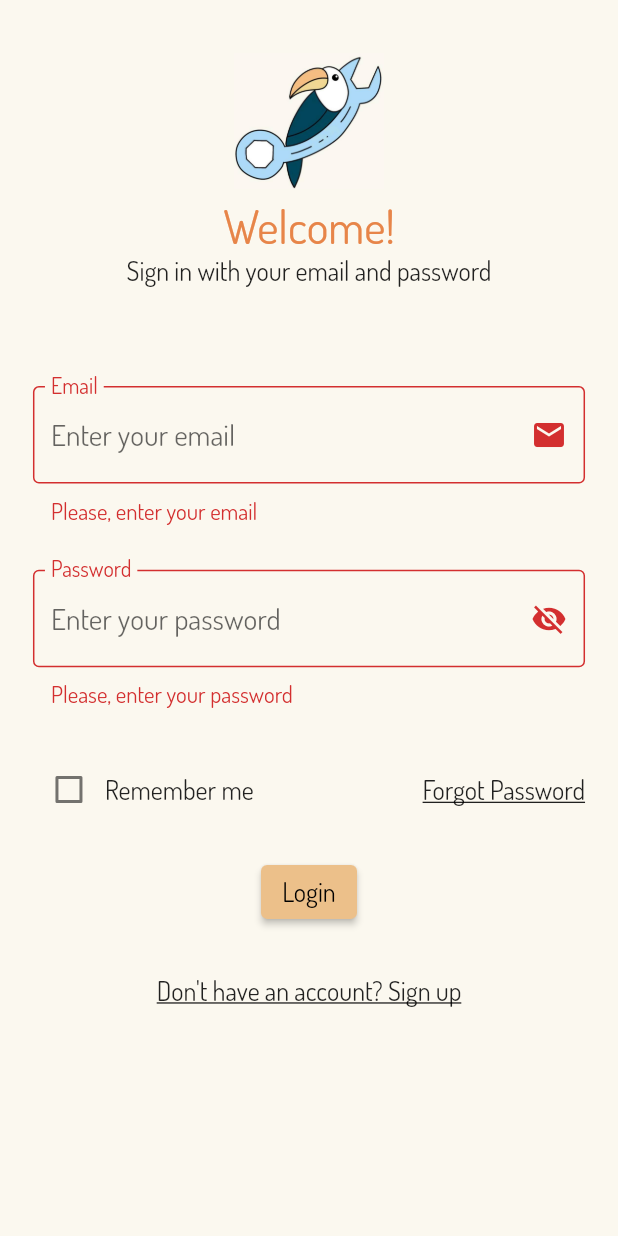
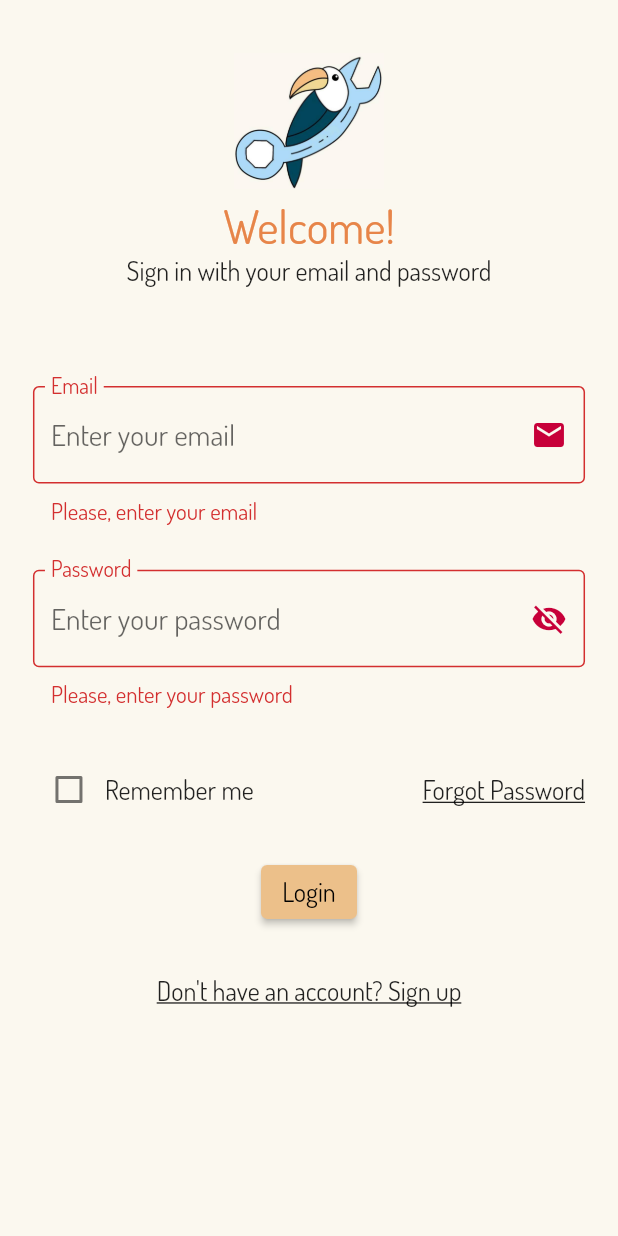
Before and after one commit to manuelmele/LAB-AP-FE, a Flutter app: the LoginScreen screen opened by its route, after a tap on "Login", on a phone screen of 412 x 824 dp. Run offline on Flutter 3.47's test engine with Material 2 defaults, Android fonts, the phone set to English and light mode, and no system bars; our stand-ins replace rating_dialog; project files that could hold a hidden picture were left out.

Commit message:
fix icone login
le icone nella login form adesso diventano rosse quando c'è un errore

```diff
--- a/my_flutter/lib/constants.dart
+++ b/my_flutter/lib/constants.dart
@@ -10,6 +10,7 @@ const kBlue = Color(0xFFb5d9f4);
 const kLightGreen = Color(0xFFebf1b2);
 const kLightOrange = Color(0xFFecc08a);
 const kYellow = Color(0xFFf7e4aa);
+const kRed = Color(0xFFC70039);
 
 const kOrange = Color(0xFFe78549);
 const kBluScuro = Color(0xFFfe7062);
--- a/my_flutter/lib/screens/login/login_form.dart
+++ b/my_flutter/lib/screens/login/login_form.dart
@@ -1,17 +1,18 @@
 import 'package:flutter/material.dart';
+import 'package:wefix/constants.dart';
 import 'package:wefix/screens/intro/intro.dart';
 import 'package:wefix/screens/navigator/navigator.dart';
 import 'package:wefix/screens/signup/signup.dart';
 import 'package:wefix/services/auth_service.dart';
+import 'package:wefix/constants.dart';
 
-import 'package:form_field_validator/form_field_validator.dart';
+//import 'package:form_field_validator/form_field_validator.dart';
 //import 'package:shop_app/components/custom_surfix_icon.dart';
 //import 'package:shop_app/components/form_error.dart';
 //import 'package:shop_app/helper/keyboard.dart';
 //import 'package:shop_app/screens/forgot_password/forgot_password_screen.dart';
 //import 'package:shop_app/screens/login_success/login_success_screen.dart';
 
-import '../../../constants.dart';
 import '../../../size_config.dart';
 
 class LoginForm extends StatefulWidget {
@@ -36,10 +37,15 @@ class _LoginFormState extends State<LoginForm> {
       removeError(error: 'Invalid email or password');
       if (email == null || email == "") {
         addError(error: "Please, enter your email!");
+      } else {
+        removeError(error: "Please, enter your email!");
       }
       if (password == null || password == "") {
         addError(error: "Please, enter your password!");
+      } else {
+        removeError(error: "Please, enter your password!");
       }
+      print(errors);
       return "";
     }
 
@@ -51,6 +57,7 @@ class _LoginFormState extends State<LoginForm> {
       String error = response;
       //errore in caso di credenziali errate
       addError(error: 'Invalid email or password');
+      print(errors);
     } else {
       String jwt = response;
       return jwt;
@@ -130,8 +137,8 @@ class _LoginFormState extends State<LoginForm> {
                   Navigator.pushNamed(context, NavigatorScreen.routeName);
                 }
                 //chiamo la funzione validate per mostrare gli errori a schermo
-                if (_formKey.currentState!.validate()) {
-                  print("valid");
+                if (!_formKey.currentState!.validate()) {
+                  print("not valid");
                 }
               },
             ),
@@ -156,9 +163,6 @@ class _LoginFormState extends State<LoginForm> {
       obscureText: !_passwordVisible,
       onSaved: (newValue) => password = newValue,
       onChanged: (value) {
-        if (value.isNotEmpty) {
-          removeError(error: "Please, enter your password!");
-        }
         password = value;
       },
       validator: (value) {
@@ -184,6 +188,10 @@ class _LoginFormState extends State<LoginForm> {
         // if you r using flutter less then 1.20.* then maybe this is not working properly
         floatingLabelBehavior: FloatingLabelBehavior.always,
         suffixIcon: IconButton(
+          color: (errors.contains("Please, enter your password!") ||
+                  errors.contains("Invalid email or password"))
+              ? kRed
+              : kOrange,
           icon: Icon(
             //cambia l'icona in base alla visibility della pw
             _passwordVisible ? Icons.visibility : Icons.visibility_off,
@@ -204,9 +212,6 @@ class _LoginFormState extends State<LoginForm> {
       keyboardType: TextInputType.emailAddress,
       onSaved: (newValue) => email = newValue,
       onChanged: (value) {
-        if (value.isNotEmpty) {
-          removeError(error: "Please, enter your email!");
-        }
         email = value;
       },
       validator: (value) {
@@ -218,9 +223,9 @@ class _LoginFormState extends State<LoginForm> {
         }
         return null;
       },
-      decoration: const InputDecoration(
-        border: OutlineInputBorder(),
-        focusedBorder: OutlineInputBorder(
+      decoration: InputDecoration(
+        border: const OutlineInputBorder(),
+        focusedBorder: const OutlineInputBorder(
           // width: 0.0 produces a thin "hairline" border
           borderSide: BorderSide(color: kLightOrange),
         ),
@@ -235,6 +240,10 @@ class _LoginFormState extends State<LoginForm> {
           heightFactor: 1.0,
           child: Icon(
             Icons.email,
+            color: (errors.contains("Please, enter your email!") ||
+                    errors.contains("Invalid email or password"))
+                ? kRed
+                : kOrange,
           ),
         ),
         //suffixIcon: CustomSurffixIcon(svgIcon: "assets/icons/Mail.svg"),
```
